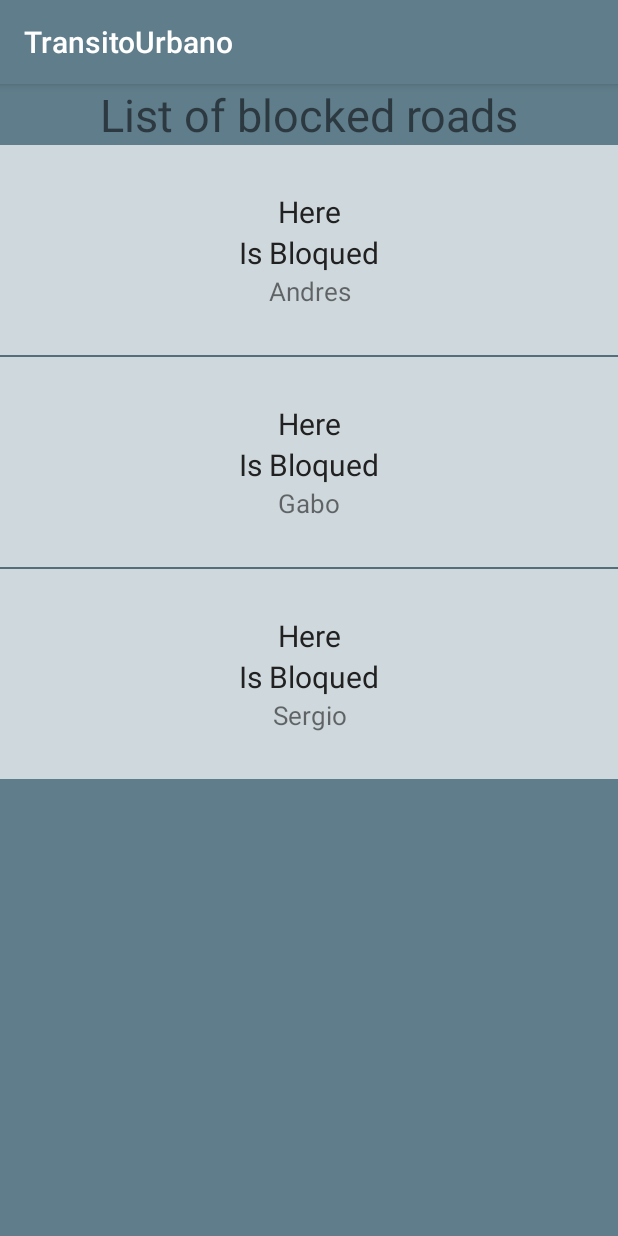
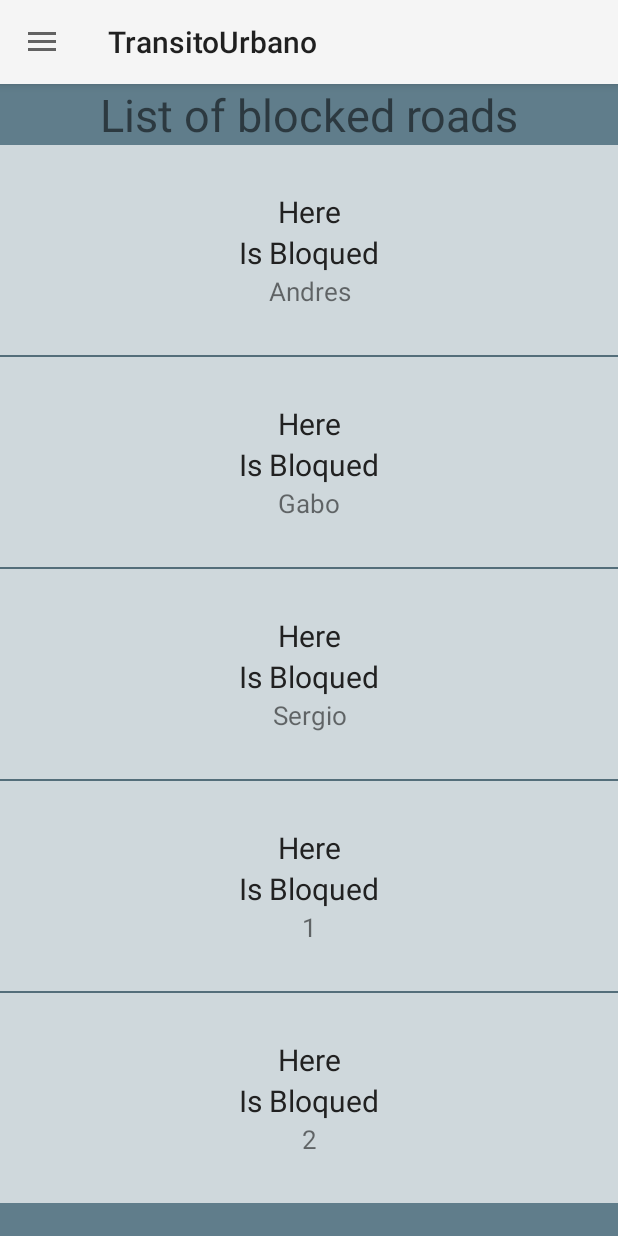
Before and after one commit to ndfsa/TransitoUrbano, an Android app: the MainActivity screen opened directly, with no data from a screen before it, in the side drawer, after a tap on "Road Blocks", on a phone screen of 412 x 824 dp. Run offline under Robolectric (Android 15) with nearby library versions, the phone set to English and light mode, and no system bars.

Commit message:
Changing BlockRoad activity to a fragment, fixing some packages about adapters

```diff
--- a/app/src/main/AndroidManifest.xml
+++ b/app/src/main/AndroidManifest.xml
@@ -24,7 +24,6 @@
             android:theme="@style/Theme.AppCompat.Light.NoActionBar"></activity>
 
         <activity android:name=".ui.activities.RegisterActivity"></activity>
-        <activity android:name=".ui.activities.RoadBlockListActivity"></activity>
     </application>
 
 </manifest>
--- a/app/src/main/java/edu/upb/transitourbano/ui/activities/MainActivity.java
+++ b/app/src/main/java/edu/upb/transitourbano/ui/activities/MainActivity.java
@@ -21,6 +21,7 @@ import java.util.Map;
 
 import edu.upb.transitourbano.R;
 import edu.upb.transitourbano.ui.fragments.MapFragment;
+import edu.upb.transitourbano.ui.fragments.RoadBlockListFragment;
 import edu.upb.transitourbano.ui.fragments.UserFragment;
 
 public class MainActivity extends AppCompatActivity {
@@ -84,7 +85,7 @@ public class MainActivity extends AppCompatActivity {
                         loadFragment("mapFragment");
                         break;
                     case R.id.roadblock:
-                        goToRoadblockList();
+                        loadFragment("roadBlockFragment");
                         break;
                     case R.id.user:
                         loadFragment("userFragment");
@@ -102,11 +103,12 @@ public class MainActivity extends AppCompatActivity {
     private void initFragments() {
         mapFragments.put("mapFragment", new MapFragment());
         mapFragments.put("userFragment", new UserFragment());
+        mapFragments.put("roadBlockFragment", new RoadBlockListFragment());
 
     }
 
     private void goToRoadblockList(){
-        Intent intent = new Intent(this, RoadBlockListActivity.class);
+        Intent intent = new Intent(this, RoadBlockListFragment.class);
         startActivity(intent);
     }
 
--- a/app/src/main/java/edu/upb/transitourbano/ui/activities/RoadBlockListActivity.java
+++ /dev/null
@@ -1,38 +0,0 @@
-package edu.upb.transitourbano.ui.activities;
-
-import androidx.appcompat.app.AppCompatActivity;
-
-import android.os.Bundle;
-import android.widget.ListView;
-
-import com.google.gson.Gson;
-
-import java.util.List;
-
-import edu.upb.transitourbano.R;
-import edu.upb.transitourbano.adapters.RoadBlockListAViewAdapter;
-import edu.upb.transitourbano.models.RoadBlock;
-import edu.upb.transitourbano.utils.RoadBlockUtils;
-
-public class RoadBlockListActivity extends AppCompatActivity {
-
-    private ListView listview;
-    private Gson gson = new Gson();
-
-    @Override
-    protected void onCreate(Bundle savedInstanceState) {
-        super.onCreate(savedInstanceState);
-        setContentView(R.layout.activity_road_block_list);
-        initViews();
-
-        List<RoadBlock> roadBlocks = RoadBlockUtils.getBlockedRoads();
-        RoadBlockListAViewAdapter adapter = new RoadBlockListAViewAdapter(this, roadBlocks);
-        listview.setAdapter(adapter);
-
-    }
-    private void initViews() {
-
-        listview = findViewById(R.id.listOfBloquedRoads);
-    }
-
-}
--- a/app/src/main/java/edu/upb/transitourbano/adapters/RoadBlockListAViewAdapter.java
+++ b/app/src/main/java/edu/upb/transitourbano/ui/adapters/RoadBlockListAViewAdapter.java
@@ -1,4 +1,4 @@
-package edu.upb.transitourbano.adapters;
+package edu.upb.transitourbano.ui.adapters;
 
 import android.content.Context;
 import android.view.LayoutInflater;
--- /dev/null
+++ b/app/src/main/java/edu/upb/transitourbano/ui/fragments/RoadBlockListFragment.java
@@ -0,0 +1,43 @@
+package edu.upb.transitourbano.ui.fragments;
+
+import android.os.Bundle;
+import android.view.LayoutInflater;
+import android.view.View;
+import android.view.ViewGroup;
+import android.widget.ListView;
+
+import androidx.annotation.Nullable;
+
+import java.util.List;
+
+import edu.upb.transitourbano.R;
+
+import edu.upb.transitourbano.ui.adapters.RoadBlockListAViewAdapter;
+import edu.upb.transitourbano.models.RoadBlock;
+import edu.upb.transitourbano.utils.RoadBlockUtils;
+
+public class RoadBlockListFragment extends BaseFragment {
+
+    private ListView listview;
+
+    @Override
+    public View onCreateView(LayoutInflater inflater, @Nullable ViewGroup container, @Nullable Bundle savedInstanceState) {
+        View view = inflater.inflate(R.layout.fragment_road_block_list, container, false);
+        initViews(view);
+        populateList();
+        return view;
+
+    }
+
+    private void initViews(View view) {
+
+        listview = view.findViewById(R.id.listOfBloquedRoads);
+    }
+
+    private void populateList() {
+        List<RoadBlock> roadBlocks = RoadBlockUtils.getBlockedRoads();
+        RoadBlockListAViewAdapter adapter = new RoadBlockListAViewAdapter(context, roadBlocks);
+        listview.setAdapter(adapter);
+    }
+
+}
--- a/app/src/main/java/edu/upb/transitourbano/utils/RoadBlockUtils.java
+++ b/app/src/main/java/edu/upb/transitourbano/utils/RoadBlockUtils.java
@@ -15,6 +15,8 @@ public class RoadBlockUtils {
         blockedRoads.add(new RoadBlock(1,"Here","Is Bloqued", "Andres", 45,89));
         blockedRoads.add(new RoadBlock(2,"Here","Is Bloqued", "Gabo", 56,89));
         blockedRoads.add(new RoadBlock(3,"Here","Is Bloqued", "Sergio", 45,84));
+        blockedRoads.add(new RoadBlock(4,"Here","Is Bloqued", "1", 45,84));
+        blockedRoads.add(new RoadBlock(5,"Here","Is Bloqued", "2", 45,84));
 
         return blockedRoads;
     }
--- a/app/src/main/res/layout/activity_road_block_list.xml
+++ b/app/src/main/res/layout/fragment_road_block_list.xml
@@ -5,7 +5,7 @@
     android:layout_width="match_parent"
     android:layout_height="match_parent"
     android:orientation="vertical"
-    tools:context=".ui.activities.RoadBlockListActivity"
+    tools:context=".ui.fragments.RoadBlockListFragment"
     android:background="@color/colorPrimary">
     <TextView
         android:layout_width="match_parent"
```
